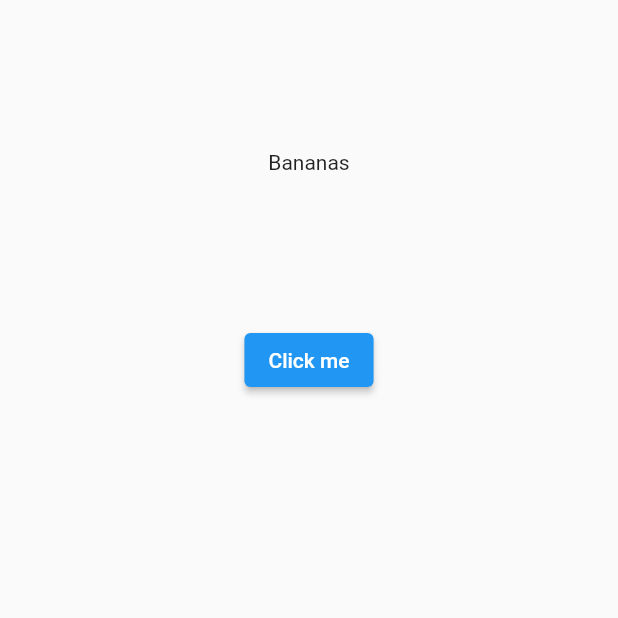
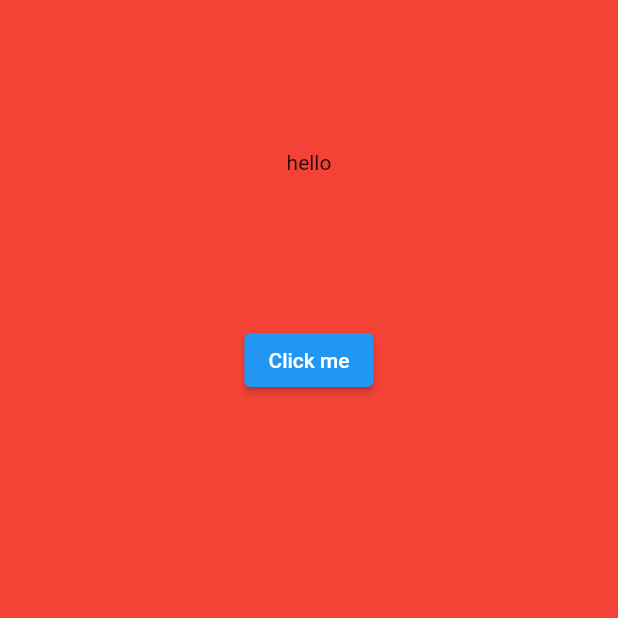
Before and after one commit to Zolbayar8027/flutter_playground, a Flutter app: the screen it shows after launch, after a tap on "Click me", on a phone screen of 412 x 824 dp, the top half of it. Run offline on Flutter 3.47's test engine with Material 2 defaults, Android fonts, the phone set to English and light mode, and no system bars.

Commit message:
new fixed

```diff
--- a/lib/main.dart
+++ b/lib/main.dart
@@ -22,35 +22,39 @@ class MyApp extends StatelessWidget {
 class BodyWidget extends StatelessWidget {
 
   //String fruit = 'Apples';
-  final fruitNotfier = ValueNotifier<String>('apples');
+  //final fruitNotfier = ValueNotifier<String>('apples');
+  final colorNotfier = ValueNotifier<Color>(Colors.tealAccent.shade700);
 
   @override
   Widget build(BuildContext context) {
-    return Center(
-      child: Container(
-        //color: Colors.yellow,
+    return ValueListenableBuilder(
+      valueListenable: colorNotfier,
+      builder: (context, colot, child) {
+        return Container(
+          width: double.infinity,
+          height: double.infinity,
+          color: Colors.red,
+          child: Center(
             child: Column(
               children: [
                 SizedBox(height: 100),
-            ValueListenableBuilder<String>(
-              valueListenable: fruitNotfier,
-              builder: (context, value, child) {
-                return Text(value);
-              },
-            ),
-
+                Text('hello'),
                 SizedBox(height: 100),
                 ElevatedButton(
                   onPressed: () {
                     print('I was clicked.');
 
-                fruitNotfier.value = 'Bananas';
+                    colorNotfier.value = Colors.indigo.shade700;
                   },
                   child: Text('Click me'),
                 ),
               ],
             ),
           ),
+
+        );
+      },
+
     );
   }
 }
```
Lines whose indentation alone changed are shown as unchanged.
